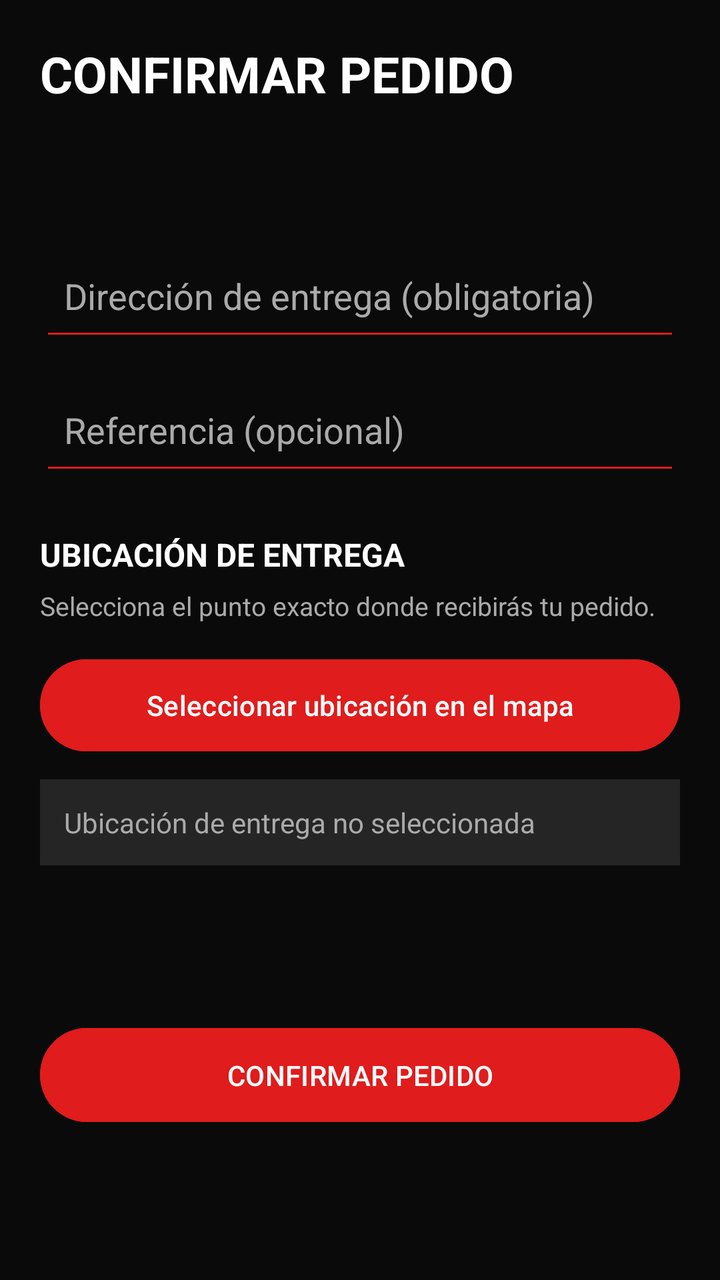
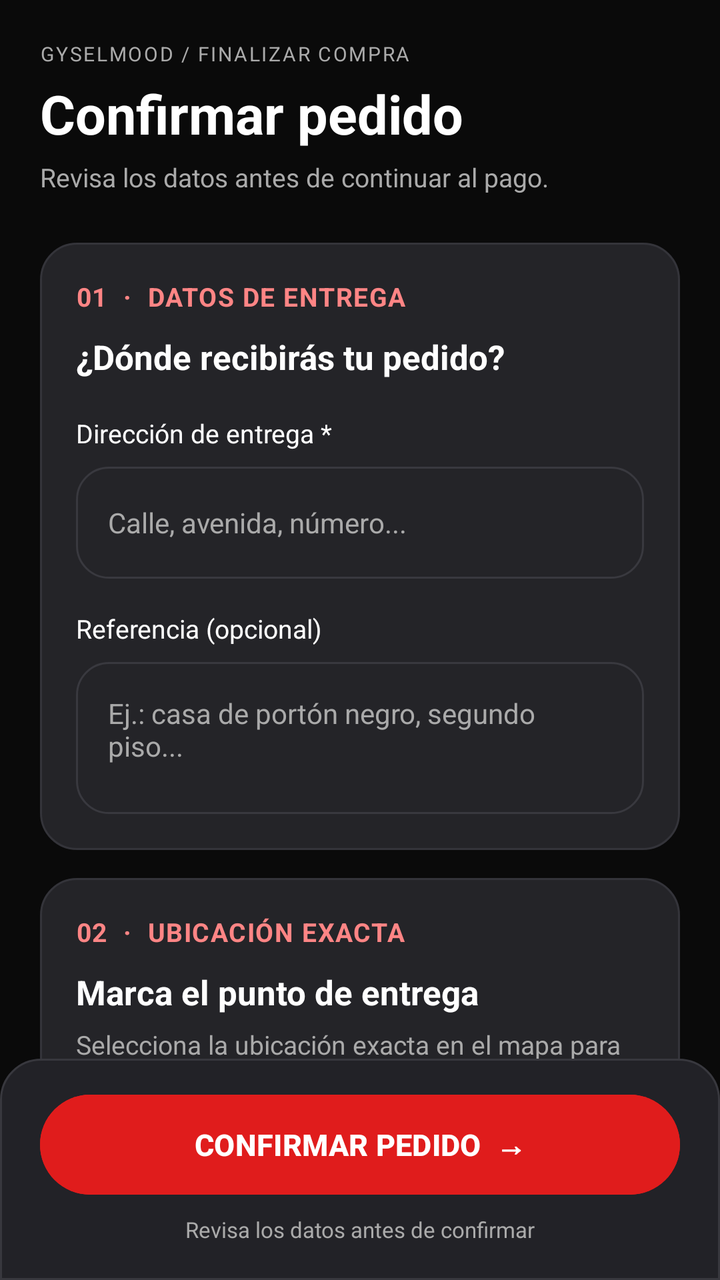

Screens rendered from an Android XML layout before and after an edit, with the pre-edit source and the edit as a unified diff.
<!-- AndroidManifest.xml: application theme Theme.GyselMode -->
<!-- res/layout/activity_checkout.xml -->
<?xml version="1.0" encoding="utf-8"?>
<androidx.constraintlayout.widget.ConstraintLayout
    xmlns:android="http://schemas.android.com/apk/res/android"
    xmlns:app="http://schemas.android.com/apk/res-auto"
    android:layout_width="match_parent"
    android:layout_height="match_parent"
    android:background="@color/gysel_black">

    
    <ScrollView
        android:layout_width="0dp"
        android:layout_height="0dp"
        android:fillViewport="true"
        android:clipToPadding="false"
        app:layout_constraintTop_toTopOf="parent"
        app:layout_constraintBottom_toBottomOf="parent"
        app:layout_constraintStart_toStartOf="parent"
        app:layout_constraintEnd_toEndOf="parent">

        <LinearLayout
            android:layout_width="match_parent"
            android:layout_height="wrap_content"
            android:orientation="vertical"
            android:padding="20dp">

            
            <TextView
                android:id="@+id/txtCheckoutTitulo"
                android:layout_width="match_parent"
                android:layout_height="wrap_content"
                android:text="CONFIRMAR PEDIDO"
                android:textColor="@color/gysel_white"
                android:textSize="25sp"
                android:textStyle="bold" />

            
            <TextView
                android:id="@+id/txtCheckoutResumen"
                android:layout_width="match_parent"
                android:layout_height="wrap_content"
                android:layout_marginTop="20dp"
                android:textColor="@color/gysel_white"
                android:textSize="17sp" />

            
            <EditText
                android:id="@+id/edtDireccionEntrega"
                android:layout_width="match_parent"
                android:layout_height="wrap_content"
                android:layout_marginTop="24dp"
                android:hint="Dirección de entrega (obligatoria)"
                android:inputType="textPostalAddress"
                android:minHeight="55dp"
                android:padding="12dp"
                android:backgroundTint="@color/gysel_red"
                android:textColor="@color/gysel_white"
                android:textColorHint="@color/gysel_light_gray" />

            
            <EditText
                android:id="@+id/edtReferenciaEntrega"
                android:layout_width="match_parent"
                android:layout_height="wrap_content"
                android:layout_marginTop="12dp"
                android:hint="Referencia (opcional)"
                android:inputType="textCapSentences"
                android:minHeight="55dp"
                android:padding="12dp"
                android:backgroundTint="@color/gysel_red"
                android:textColor="@color/gysel_white"
                android:textColorHint="@color/gysel_light_gray" />

            
            <TextView
                android:layout_width="match_parent"
                android:layout_height="wrap_content"
                android:layout_marginTop="24dp"
                android:text="UBICACIÓN DE ENTREGA"
                android:textColor="@color/gysel_white"
                android:textStyle="bold"
                android:textSize="16sp" />

            <TextView
                android:layout_width="match_parent"
                android:layout_height="wrap_content"
                android:layout_marginTop="6dp"
                android:text="Selecciona el punto exacto donde recibirás tu pedido."
                android:textColor="@color/gysel_light_gray"
                android:textSize="13sp" />

            
            <Button
                android:id="@+id/btnSeleccionarMapa"
                android:layout_width="match_parent"
                android:layout_height="54dp"
                android:layout_marginTop="14dp"
                android:text="Seleccionar ubicación en el mapa"
                android:textAllCaps="false"
                android:textColor="@color/gysel_white"
                android:backgroundTint="@color/gysel_red" />

            
            <TextView
                android:id="@+id/txtUbicacionMapa"
                android:layout_width="match_parent"
                android:layout_height="wrap_content"
                android:layout_marginTop="10dp"
                android:padding="12dp"
                android:background="#252525"
                android:text="Ubicación de entrega no seleccionada"
                android:textColor="@color/gysel_light_gray"
                android:textSize="14sp" />

            
            <TextView
                android:id="@+id/txtCheckoutTotal"
                android:layout_width="match_parent"
                android:layout_height="wrap_content"
                android:layout_marginTop="24dp"
                android:gravity="end"
                android:textColor="@color/gysel_red"
                android:textSize="22sp"
                android:textStyle="bold" />

            
            <Button
                android:id="@+id/btnConfirmarPedido"
                android:layout_width="match_parent"
                android:layout_height="55dp"
                android:layout_marginTop="24dp"
                android:backgroundTint="@color/gysel_red"
                android:text="CONFIRMAR PEDIDO"
                android:textColor="@color/gysel_white" />

            
            <ProgressBar
                android:id="@+id/progressCheckout"
                android:layout_width="wrap_content"
                android:layout_height="wrap_content"
                android:layout_gravity="center_horizontal"
                android:layout_marginTop="16dp"
                android:visibility="gone" />

        </LinearLayout>

    </ScrollView>

</androidx.constraintlayout.widget.ConstraintLayout>
<!-- resources referenced by this layout -->
<resources>
  <color name="gysel_black">#0A0A0A</color>
  <color name="gysel_light_gray">#AAAAAA</color>
  <color name="gysel_red">#E01C1C</color>
  <color name="gysel_white">#FFFFFF</color>
  <style name="Theme.GyselMode" parent="Base.Theme.GyselMode" />
  <style name="Base.Theme.GyselMode" parent="Theme.Material3.DayNight.NoActionBar">
          
          
      </style>
</resources>

<!-- the commit's change to res/layout/activity_checkout.xml (unified diff, before → after) -->
@@ -7,13 +7,57 @@
     android:background="@color/gysel_black">
 
     
+    <LinearLayout
+        android:id="@+id/headerCheckout"
+        android:layout_width="0dp"
+        android:layout_height="wrap_content"
+        android:orientation="vertical"
+        android:paddingStart="20dp"
+        android:paddingTop="20dp"
+        android:paddingEnd="20dp"
+        android:paddingBottom="16dp"
+        app:layout_constraintTop_toTopOf="parent"
+        app:layout_constraintStart_toStartOf="parent"
+        app:layout_constraintEnd_toEndOf="parent">
+
+        <TextView
+            android:layout_width="match_parent"
+            android:layout_height="wrap_content"
+            android:text="GYSELMOOD / FINALIZAR COMPRA"
+            android:textColor="@color/gysel_light_gray"
+            android:textSize="10sp"
+            android:letterSpacing="0.09"/>
+
+        <TextView
+            android:id="@+id/txtCheckoutTitulo"
+            android:layout_width="match_parent"
+            android:layout_height="wrap_content"
+            android:layout_marginTop="5dp"
+            android:text="Confirmar pedido"
+            android:textColor="@color/gysel_white"
+            android:textSize="27sp"
+            android:textStyle="bold"/>
+
+        <TextView
+            android:layout_width="match_parent"
+            android:layout_height="wrap_content"
+            android:layout_marginTop="5dp"
+            android:text="Revisa los datos antes de continuar al pago."
+            android:textColor="@color/gysel_light_gray"
+            android:textSize="13sp"/>
+
+    </LinearLayout>
+
+    
     <ScrollView
+        android:id="@+id/scrollCheckout"
         android:layout_width="0dp"
         android:layout_height="0dp"
         android:fillViewport="true"
         android:clipToPadding="false"
-        app:layout_constraintTop_toTopOf="parent"
-        app:layout_constraintBottom_toBottomOf="parent"
+        android:scrollbars="none"
+        app:layout_constraintTop_toBottomOf="@id/headerCheckout"
+        app:layout_constraintBottom_toTopOf="@id/panelConfirmacionCheckout"
         app:layout_constraintStart_toStartOf="parent"
         app:layout_constraintEnd_toEndOf="parent">
 
@@ -21,128 +65,341 @@
             android:layout_width="match_parent"
             android:layout_height="wrap_content"
             android:orientation="vertical"
-            android:padding="20dp">
+            android:paddingStart="20dp"
+            android:paddingEnd="20dp"
+            android:paddingBottom="28dp">
 
             
-            <TextView
-                android:id="@+id/txtCheckoutTitulo"
+            <LinearLayout
                 android:layout_width="match_parent"
                 android:layout_height="wrap_content"
-                android:text="CONFIRMAR PEDIDO"
-                android:textColor="@color/gysel_white"
-                android:textSize="25sp"
-                android:textStyle="bold" />
+                android:layout_marginTop="8dp"
+                android:background="@drawable/bg_home_card"
+                android:orientation="vertical"
+                android:padding="18dp">
+
+                <TextView
+                    android:layout_width="match_parent"
+                    android:layout_height="wrap_content"
+                    android:text="01  ·  DATOS DE ENTREGA"
+                    android:textColor="#FF8585"
+                    android:textSize="13sp"
+                    android:textStyle="bold"
+                    android:letterSpacing="0.04"/>
+
+                <TextView
+                    android:layout_width="match_parent"
+                    android:layout_height="wrap_content"
+                    android:layout_marginTop="10dp"
+                    android:text="¿Dónde recibirás tu pedido?"
+                    android:textColor="@color/gysel_white"
+                    android:textSize="17sp"
+                    android:textStyle="bold"/>
+
+                <TextView
+                    android:layout_width="match_parent"
+                    android:layout_height="wrap_content"
+                    android:layout_marginTop="18dp"
+                    android:text="Dirección de entrega *"
+                    android:textColor="@color/gysel_white"
+                    android:textSize="13sp"/>
+
+                <EditText
+                    android:id="@+id/edtDireccionEntrega"
+                    android:layout_width="match_parent"
+                    android:layout_height="56dp"
+                    android:layout_marginTop="8dp"
+                    android:background="@drawable/bg_home_input"
+                    android:hint="Calle, avenida, número..."
+                    android:inputType="textPostalAddress"
+                    android:maxLines="1"
+                    android:paddingStart="16dp"
+                    android:paddingEnd="16dp"
+                    android:textColor="@color/gysel_white"
+                    android:textColorHint="@color/gysel_light_gray"
+                    android:textSize="14sp"/>
+
+                <TextView
+                    android:layout_width="match_parent"
+                    android:layout_height="wrap_content"
+                    android:layout_marginTop="16dp"
+                    android:text="Referencia (opcional)"
+                    android:textColor="@color/gysel_white"
+                    android:textSize="13sp"/>
+
+                <EditText
+                    android:id="@+id/edtReferenciaEntrega"
+                    android:layout_width="match_parent"
+                    android:layout_height="76dp"
+                    android:layout_marginTop="8dp"
+                    android:background="@drawable/bg_home_input"
+                    android:gravity="top|start"
+                    android:hint="Ej.: casa de portón negro, segundo piso..."
+                    android:inputType="textCapSentences|textMultiLine"
+                    android:padding="16dp"
+                    android:textColor="@color/gysel_white"
+                    android:textColorHint="@color/gysel_light_gray"
+                    android:textSize="14sp"/>
+
+            </LinearLayout>
 
             
-            <TextView
-                android:id="@+id/txtCheckoutResumen"
+            <LinearLayout
                 android:layout_width="match_parent"
                 android:layout_height="wrap_content"
-                android:layout_marginTop="20dp"
-                android:textColor="@color/gysel_white"
-                android:textSize="17sp" />
+                android:layout_marginTop="14dp"
+                android:background="@drawable/bg_home_card"
+                android:orientation="vertical"
+                android:padding="18dp">
+
+                <TextView
+                    android:layout_width="match_parent"
+                    android:layout_height="wrap_content"
+                    android:text="02  ·  UBICACIÓN EXACTA"
+                    android:textColor="#FF8585"
+                    android:textSize="13sp"
+                    android:textStyle="bold"
+                    android:letterSpacing="0.04"/>
+
+                <TextView
+                    android:layout_width="match_parent"
+                    android:layout_height="wrap_content"
+                    android:layout_marginTop="10dp"
+                    android:text="Marca el punto de entrega"
+                    android:textColor="@color/gysel_white"
+                    android:textSize="17sp"
+                    android:textStyle="bold"/>
+
+                <TextView
+                    android:layout_width="match_parent"
+                    android:layout_height="wrap_content"
+                    android:layout_marginTop="6dp"
+                    android:text="Selecciona la ubicación exacta en el mapa para facilitar la entrega."
+                    android:textColor="@color/gysel_light_gray"
+                    android:textSize="13sp"
+                    android:lineSpacingExtra="3dp"/>
+
+                
+                <LinearLayout
+                    android:layout_width="match_parent"
+                    android:layout_height="wrap_content"
+                    android:layout_marginTop="17dp"
+                    android:background="@drawable/bg_home_input"
+                    android:gravity="center_vertical"
+                    android:orientation="horizontal"
+                    android:padding="15dp">
+
+                    <ImageView
+                        android:layout_width="26dp"
+                        android:layout_height="26dp"
+                        android:src="@android:drawable/ic_dialog_map"
+                        android:contentDescription="Mapa"
+                        app:tint="#FF8585"/>
+
+                    <TextView
+                        android:id="@+id/txtUbicacionMapa"
+                        android:layout_width="0dp"
+                        android:layout_height="wrap_content"
+                        android:layout_weight="1"
+                        android:layout_marginStart="12dp"
+                        android:text="Aún no seleccionaste una ubicación"
+                        android:textColor="@color/gysel_light_gray"
+                        android:textSize="13sp"
+                        android:lineSpacingExtra="3dp"/>
+
+                </LinearLayout>
+
+                <Button
+                    android:id="@+id/btnSeleccionarMapa"
+                    android:layout_width="match_parent"
+                    android:layout_height="56dp"
+                    android:layout_marginTop="15dp"
+                    android:backgroundTint="#393039"
+                    android:text="SELECCIONAR EN EL MAPA  →"
+                    android:textAllCaps="false"
+                    android:textColor="@color/gysel_white"
+                    android:textSize="14sp"
+                    android:textStyle="bold"/>
+
+            </LinearLayout>
 
             
-            <EditText
-                android:id="@+id/edtDireccionEntrega"
+            <LinearLayout
                 android:layout_width="match_parent"
                 android:layout_height="wrap_content"
-                android:layout_marginTop="24dp"
-                android:hint="Dirección de entrega (obligatoria)"
-                android:inputType="textPostalAddress"
-                android:minHeight="55dp"
-                android:padding="12dp"
-                android:backgroundTint="@color/gysel_red"
-                android:textColor="@color/gysel_white"
-                android:textColorHint="@color/gysel_light_gray" />
-
-            
-            <EditText
-                android:id="@+id/edtReferenciaEntrega"
-                android:layout_width="match_parent"
-                android:layout_height="wrap_content"
-                android:layout_marginTop="12dp"
-                android:hint="Referencia (opcional)"
-                android:inputType="textCapSentences"
-                android:minHeight="55dp"
-                android:padding="12dp"
-                android:backgroundTint="@color/gysel_red"
-                android:textColor="@color/gysel_white"
-                android:textColorHint="@color/gysel_light_gray" />
+                android:layout_marginTop="14dp"
+                android:background="@drawable/bg_home_card"
+                android:orientation="vertical"
+                android:padding="18dp">
+
+                <TextView
+                    android:layout_width="match_parent"
+                    android:layout_height="wrap_content"
+                    android:text="03  ·  RESUMEN DE COMPRA"
+                    android:textColor="#FF8585"
+                    android:textSize="13sp"
+                    android:textStyle="bold"
+                    android:letterSpacing="0.04"/>
+
+                <TextView
+                    android:id="@+id/txtCheckoutResumen"
+                    android:layout_width="match_parent"
+                    android:layout_height="wrap_content"
+                    android:layout_marginTop="14dp"
+                    android:text="Cargando productos..."
+                    android:textColor="@color/gysel_white"
+                    android:textSize="14sp"/>
+
+                <View
+                    android:layout_width="match_parent"
+                    android:layout_height="1dp"
+                    android:layout_marginTop="15dp"
+                    android:layout_marginBottom="15dp"
+                    android:background="#424248"/>
+
+                <LinearLayout
+                    android:layout_width="match_parent"
+                    android:layout_height="wrap_content"
+                    android:gravity="center_vertical"
+                    android:orientation="horizontal">
+
+                    <TextView
+                        android:layout_width="0dp"
+                        android:layout_height="wrap_content"
+                        android:layout_weight="1"
+                        android:text="Subtotal de prendas"
+                        android:textColor="@color/gysel_light_gray"
+                        android:textSize="13sp"/>
+
+                    <TextView
+                        android:id="@+id/txtSubtotalCheckout"
+                        android:layout_width="wrap_content"
+                        android:layout_height="wrap_content"
+                        android:text="S/ 0.00"
+                        android:textColor="@color/gysel_white"
+                        android:textSize="14sp"
+                        android:textStyle="bold"/>
+
+                </LinearLayout>
+
+                <LinearLayout
+                    android:layout_width="match_parent"
+                    android:layout_height="wrap_content"
+                    android:layout_marginTop="12dp"
+                    android:gravity="center_vertical"
+                    android:orientation="horizontal">
+
+                    <TextView
+                        android:layout_width="0dp"
+                        android:layout_height="wrap_content"
+                        android:layout_weight="1"
+                        android:text="Costo de envío"
+                        android:textColor="@color/gysel_light_gray"
+                        android:textSize="13sp"/>
+
+                    <TextView
+                        android:id="@+id/txtEnvioCheckout"
+                        android:layout_width="wrap_content"
+                        android:layout_height="wrap_content"
+                        android:text="S/ 0.00"
+                        android:textColor="@color/gysel_white"
+                        android:textSize="14sp"/>
+
+                </LinearLayout>
+
+                <View
+                    android:layout_width="match_parent"
+                    android:layout_height="1dp"
+                    android:layout_marginTop="16dp"
+                    android:layout_marginBottom="14dp"
+                    android:background="#424248"/>
+
+                <LinearLayout
+                    android:layout_width="match_parent"
+                    android:layout_height="wrap_content"
+                    android:gravity="center_vertical"
+                    android:orientation="horizontal">
+
+                    <TextView
+                        android:layout_width="0dp"
+                        android:layout_height="wrap_content"
+                        android:layout_weight="1"
+                        android:text="TOTAL ESTIMADO"
+                        android:textColor="@color/gysel_white"
+                        android:textSize="15sp"
+                        android:textStyle="bold"/>
+
+                    <TextView
+                        android:id="@+id/txtCheckoutTotal"
+                        android:layout_width="wrap_content"
+                        android:layout_height="wrap_content"
+                        android:text="S/ 0.00"
+                        android:textColor="#FF8585"
+                        android:textSize="23sp"
+                        android:textStyle="bold"/>
+
+                </LinearLayout>
+
+            </LinearLayout>
 
             
             <TextView
                 android:layout_width="match_parent"
                 android:layout_height="wrap_content"
-                android:layout_marginTop="24dp"
-                android:text="UBICACIÓN DE ENTREGA"
-                android:textColor="@color/gysel_white"
-                android:textStyle="bold"
-                android:textSize="16sp" />
-
-            <TextView
-                android:layout_width="match_parent"
-                android:layout_height="wrap_content"
-                android:layout_marginTop="6dp"
-                android:text="Selecciona el punto exacto donde recibirás tu pedido."
+                android:layout_marginTop="18dp"
+                android:gravity="center"
+                android:text="Primero confirmaremos tu pedido. Después continuarás a la pantalla de pago."
                 android:textColor="@color/gysel_light_gray"
-                android:textSize="13sp" />
-
-            
-            <Button
-                android:id="@+id/btnSeleccionarMapa"
-                android:layout_width="match_parent"
-                android:layout_height="54dp"
-                android:layout_marginTop="14dp"
-                android:text="Seleccionar ubicación en el mapa"
-                android:textAllCaps="false"
-                android:textColor="@color/gysel_white"
-                android:backgroundTint="@color/gysel_red" />
-
-            
-            <TextView
-                android:id="@+id/txtUbicacionMapa"
-                android:layout_width="match_parent"
-                android:layout_height="wrap_content"
-                android:layout_marginTop="10dp"
-                android:padding="12dp"
-                android:background="#252525"
-                android:text="Ubicación de entrega no seleccionada"
-                android:textColor="@color/gysel_light_gray"
-                android:textSize="14sp" />
-
-            
-            <TextView
-                android:id="@+id/txtCheckoutTotal"
-                android:layout_width="match_parent"
-                android:layout_height="wrap_content"
-                android:layout_marginTop="24dp"
-                android:gravity="end"
-                android:textColor="@color/gysel_red"
-                android:textSize="22sp"
-                android:textStyle="bold" />
-
-            
-            <Button
-                android:id="@+id/btnConfirmarPedido"
-                android:layout_width="match_parent"
-                android:layout_height="55dp"
-                android:layout_marginTop="24dp"
-                android:backgroundTint="@color/gysel_red"
-                android:text="CONFIRMAR PEDIDO"
-                android:textColor="@color/gysel_white" />
-
-            
-            <ProgressBar
-                android:id="@+id/progressCheckout"
-                android:layout_width="wrap_content"
-                android:layout_height="wrap_content"
-                android:layout_gravity="center_horizontal"
-                android:layout_marginTop="16dp"
-                android:visibility="gone" />
+                android:textSize="12sp"
+                android:lineSpacingExtra="3dp"/>
 
         </LinearLayout>
 
     </ScrollView>
 
+    
+    <LinearLayout
+        android:id="@+id/panelConfirmacionCheckout"
+        android:layout_width="0dp"
+        android:layout_height="wrap_content"
+        android:background="@drawable/bg_cart_summary"
+        android:orientation="vertical"
+        android:paddingStart="20dp"
+        android:paddingTop="14dp"
+        android:paddingEnd="20dp"
+        android:paddingBottom="18dp"
+        app:layout_constraintBottom_toBottomOf="parent"
+        app:layout_constraintStart_toStartOf="parent"
+        app:layout_constraintEnd_toEndOf="parent">
+
+        <ProgressBar
+            android:id="@+id/progressCheckout"
+            style="?android:attr/progressBarStyleHorizontal"
+            android:layout_width="match_parent"
+            android:layout_height="3dp"
+            android:indeterminate="true"
+            android:indeterminateTint="@color/gysel_red"
+            android:visibility="gone"/>
+
+        <Button
+            android:id="@+id/btnConfirmarPedido"
+            android:layout_width="match_parent"
+            android:layout_height="58dp"
+            android:backgroundTint="@color/gysel_red"
+            android:text="CONFIRMAR PEDIDO  →"
+            android:textColor="@color/gysel_white"
+            android:textSize="15sp"
+            android:textStyle="bold"/>
+
+        <TextView
+            android:layout_width="match_parent"
+            android:layout_height="wrap_content"
+            android:layout_marginTop="6dp"
+            android:gravity="center"
+            android:text="Revisa los datos antes de confirmar"
+            android:textColor="@color/gysel_light_gray"
+            android:textSize="11sp"/>
+
+    </LinearLayout>
+
 </androidx.constraintlayout.widget.ConstraintLayout>
<!-- resource entries referenced after the edit -->
@@ -4,6 +4,50 @@
   <color name="gysel_light_gray">#AAAAAA</color>
   <color name="gysel_red">#E01C1C</color>
   <color name="gysel_white">#FFFFFF</color>
+  <!-- drawable bg_cart_summary (drawable) -->
+  <?xml version="1.0" encoding="utf-8"?>
+  <shape xmlns:android="http://schemas.android.com/apk/res/android"
+      android:shape="rectangle">
+  
+      <solid android:color="#222227"/>
+  
+      <corners
+          android:topLeftRadius="20dp"
+          android:topRightRadius="20dp"/>
+  
+      <stroke
+          android:width="1dp"
+          android:color="#38383E"/>
+  
+  </shape>
+  <!-- drawable bg_home_card (drawable) -->
+  <?xml version="1.0" encoding="utf-8"?>
+  <shape xmlns:android="http://schemas.android.com/apk/res/android"
+      android:shape="rectangle">
+  
+      <solid android:color="#242428"/>
+  
+      <corners android:radius="18dp"/>
+  
+      <stroke
+          android:width="1dp"
+          android:color="#34343A"/>
+  
+  </shape>
+  <!-- drawable bg_home_input (drawable) -->
+  <?xml version="1.0" encoding="utf-8"?>
+  <shape xmlns:android="http://schemas.android.com/apk/res/android"
+      android:shape="rectangle">
+  
+      <solid android:color="#242428"/>
+  
+      <corners android:radius="16dp"/>
+  
+      <stroke
+          android:width="1dp"
+          android:color="#39393F"/>
+  
+  </shape>
   <style name="Theme.GyselMode" parent="Base.Theme.GyselMode" />
   <style name="Base.Theme.GyselMode" parent="Theme.Material3.DayNight.NoActionBar">
           
